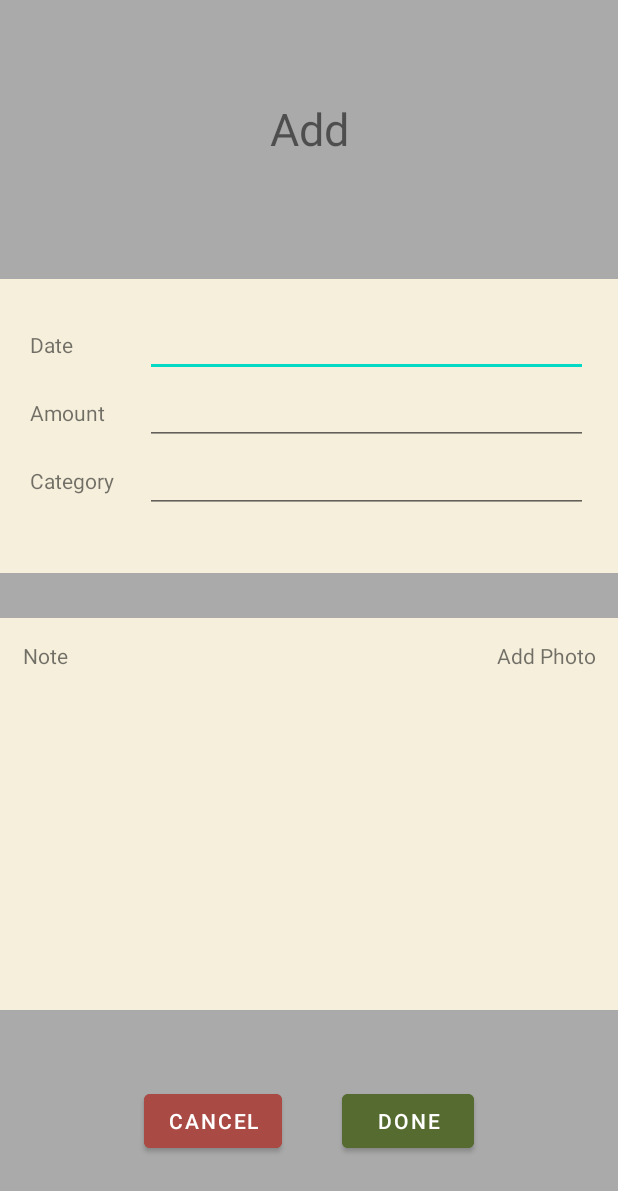
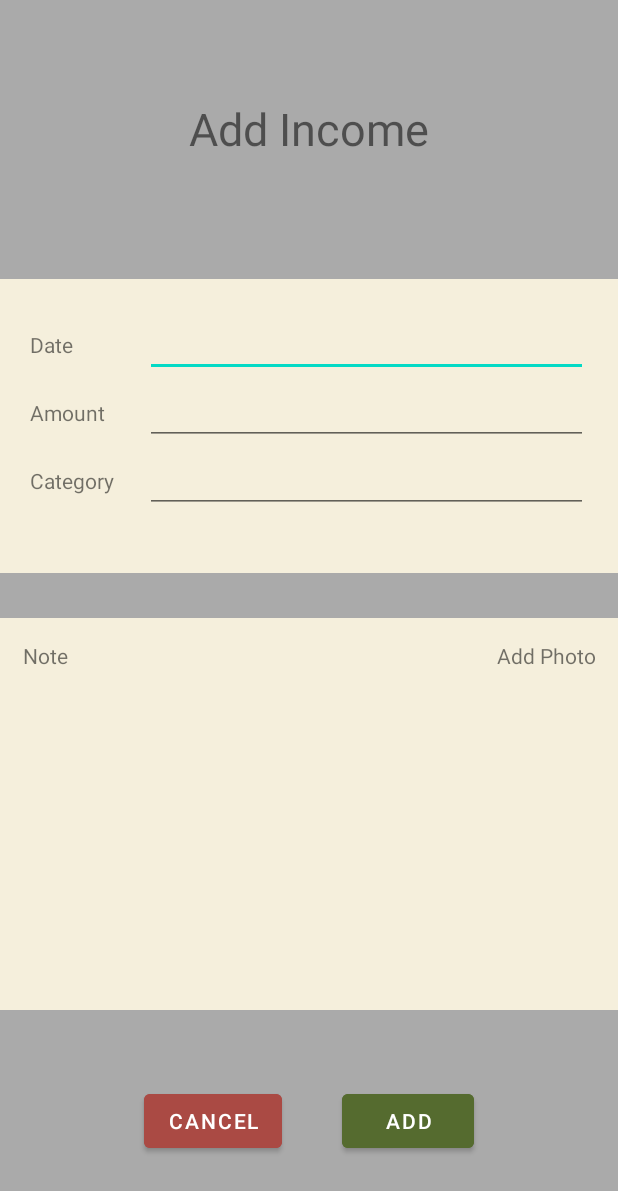
Before and after one commit to victortulabot/FinanceUp, an Android app: the DashboardActivity screen opened directly, with no data from a screen before it, after a tap on "+ INCOME", on a phone screen of 412 x 824 dp. Shown: the top 1191 px of the screen. Run offline under Robolectric (Android 15) with nearby library versions, the phone set to English and light mode, and no system bars.

Commit message:
updated add activity

```diff
--- a/app/src/main/java/com/mobdeve/s12/tulabot/villanueva/financeup/AddActivity.kt
+++ b/app/src/main/java/com/mobdeve/s12/tulabot/villanueva/financeup/AddActivity.kt
@@ -12,5 +12,11 @@ class AddActivity : AppCompatActivity() {
 
         binding = ActivityAddBinding.inflate(layoutInflater)
         setContentView(binding!!.root)
+
+        // receive data using bundle
+        val bundle = intent.extras
+        val type = bundle!!.getString("type")
+
+        binding!!.tvAddHeader.text = "Add $type"
     }
 }
--- a/app/src/main/java/com/mobdeve/s12/tulabot/villanueva/financeup/DashboardActivity.kt
+++ b/app/src/main/java/com/mobdeve/s12/tulabot/villanueva/financeup/DashboardActivity.kt
@@ -17,6 +17,23 @@ class DashboardActivity : AppCompatActivity() {
         binding!!.btnAddIncome.setOnClickListener{
             val gotoAddActivity = Intent(applicationContext, AddActivity:: class.java)
 
+            // pass data using bundle
+            var bundle = Bundle()
+            bundle.putString("type", "Income")
+            gotoAddActivity.putExtras(bundle)
+
+            startActivity(gotoAddActivity)
+            finish()
+        }
+
+        binding!!.btnAddExpense.setOnClickListener{
+            val gotoAddActivity = Intent(applicationContext, AddActivity:: class.java)
+
+            // pass data using bundle
+            var bundle = Bundle()
+            bundle.putString("type", "Expense")
+            gotoAddActivity.putExtras(bundle)
+
             startActivity(gotoAddActivity)
             finish()
         }
--- a/app/src/main/res/layout/activity_add.xml
+++ b/app/src/main/res/layout/activity_add.xml
@@ -18,6 +18,7 @@
         android:background="@android:color/darker_gray">
 
         <TextView
+            android:id="@+id/tv_add_header"
             android:text="Add"
             android:textSize="30sp"
             android:layout_width="match_parent"
@@ -122,7 +123,7 @@
         android:background="@android:color/darker_gray">
 
         <Button
-            android:id="@+id/btn_add_income"
+            android:id="@+id/btn_cancel"
             android:layout_height="wrap_content"
             android:layout_width="wrap_content"
             android:layout_margin="20dp"
@@ -130,12 +131,12 @@
             android:text="Cancel"/>
 
         <Button
-            android:id="@+id/btn_add_expense"
+            android:id="@+id/btn_add"
             android:layout_height="wrap_content"
             android:layout_width="wrap_content"
             android:layout_margin="20dp"
             android:backgroundTint="#556B2F"
-            android:text="Done"/>
+            android:text="Add"/>
 
     </LinearLayout>
 
```
